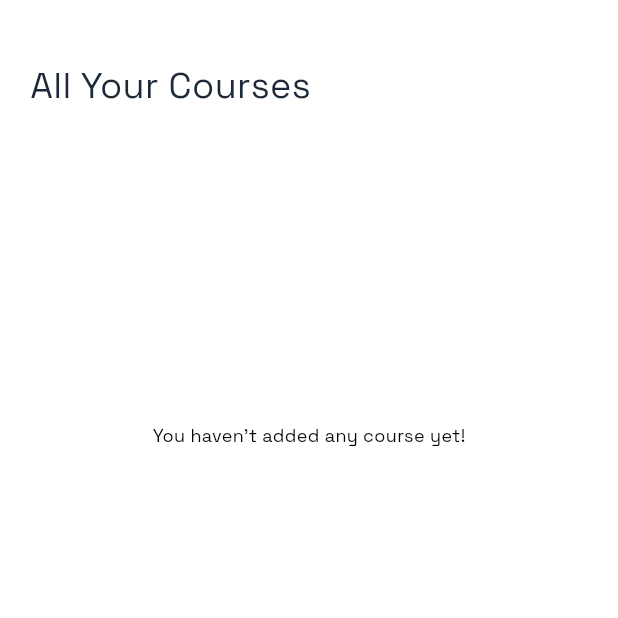
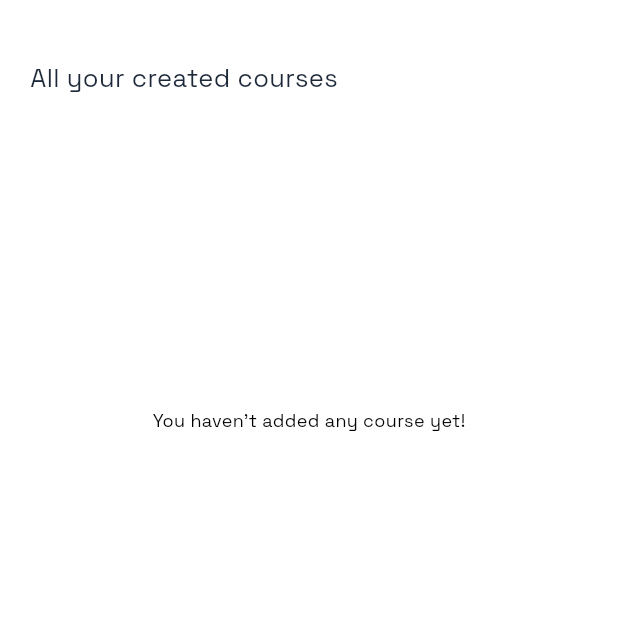
Before and after one commit to Richard-bejide/unilecture, a Flutter app: the TeacherHomeView screen opened by its route, after a tap on "See all", on a phone screen of 412 x 824 dp, the top half of it. Run offline on Flutter 3.47's test engine with Material 3 defaults, Android fonts, the phone set to English and light mode, and no system bars; drawn by our look-alikes of pull_to_refresh; our stand-ins replace cached_network_image, cloud_firestore, concentric_transition, emoji_picker_flutter, firebase_auth, firebase_core and 20 more; missing offline and left inert: dart:ffi, new_im_animations; accounts and stored records are empty.

Commit message:
ui clean-ups

```diff
--- a/lib/app/modules/login/views/login_view.dart
+++ b/lib/app/modules/login/views/login_view.dart
@@ -39,7 +39,7 @@ class LoginView extends GetView<LoginController> {
                     SizedBox(
                       width: Get.width * 0.9,
                       child: Text(
-                        'let\'s get you logged in',
+                        'Welcome back to Unilecture',
                         style: AppText.regularText,
                       ),
                     ),
--- a/lib/app/modules/student/joined_courses/views/joined_classes_view.dart
+++ b/lib/app/modules/student/joined_courses/views/joined_classes_view.dart
@@ -30,10 +30,10 @@ class JoinedClassesView extends GetView<JoinedClassesController> {
                 crossAxisAlignment: CrossAxisAlignment.center,
                 children: [
                   Text(
-                    'All Courses',
+                    'All Your Courses',
                     style: TextStyle(
                       color: Color(0xFF1D2939),
-                      fontSize: 24,
+                      fontSize: 17,
                       fontWeight: FontWeight.w500,
                     ),
                   ),
--- a/lib/app/modules/teacher/home/views/home_view.dart
+++ b/lib/app/modules/teacher/home/views/home_view.dart
@@ -140,7 +140,7 @@ class TeacherHomeView extends GetView<TeacherHomeController> {
           children: [
             Obx(
               () => Text(
-                'Classes you have ${controller.selectedClassesFilter.value == 1 ? 'Today' : 'Tomorrow'}',
+                'Classes you are taking ${controller.selectedClassesFilter.value == 1 ? 'Today' : 'Tomorrow'}',
                 style: AppText.semiBoldText,
               ),
             ),
@@ -347,7 +347,7 @@ class TeacherHomeView extends GetView<TeacherHomeController> {
           crossAxisAlignment: CrossAxisAlignment.center,
           children: [
             Text(
-              'All Your Courses',
+              'All your created Courses',
               style: AppText.semiBoldText,
             ),
             const SizedBox(
--- a/lib/app/modules/teacher/joined_courses/views/joined_classes_view.dart
+++ b/lib/app/modules/teacher/joined_courses/views/joined_classes_view.dart
@@ -30,10 +30,10 @@ class TeacherJoinedClassesView extends GetView<TeacherJoinedClassesController> {
                 crossAxisAlignment: CrossAxisAlignment.center,
                 children: [
                   Text(
-                    'All Your Courses',
+                    'All your created courses',
                     style: TextStyle(
                       color: Color(0xFF1D2939),
-                      fontSize: 24,
+                      fontSize: 17,
                       fontWeight: FontWeight.w500,
                     ),
                   ),
```
